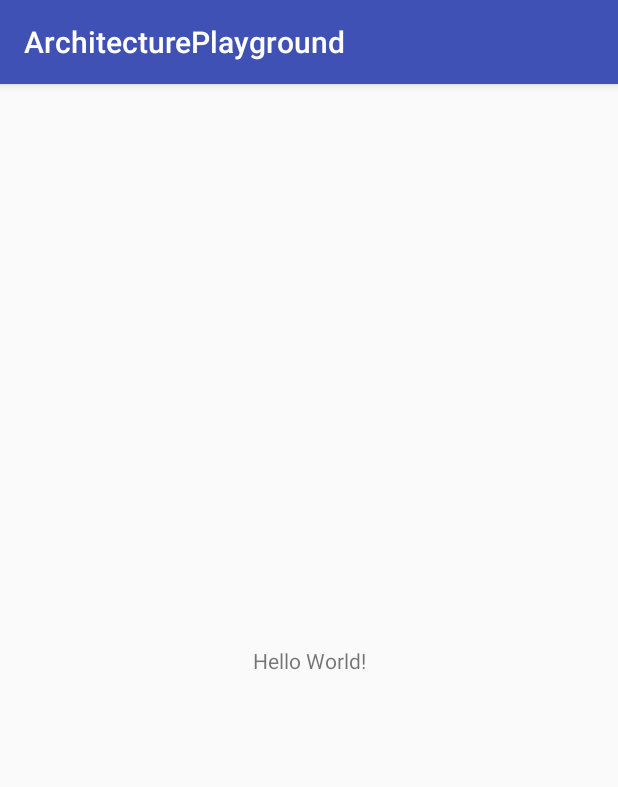
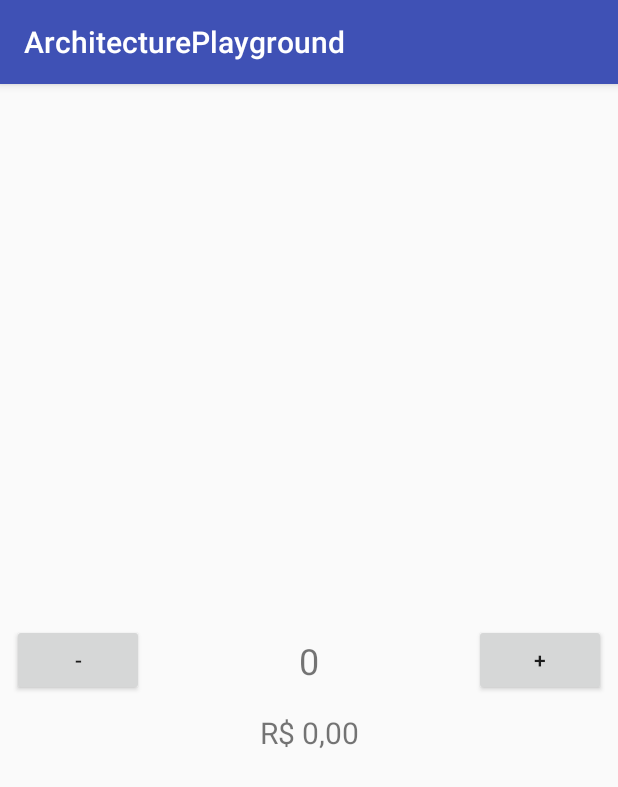
Before and after one commit to RodrigoAmaroEng/ArchPlayground, an Android app: the screen it shows after launch (MainActivity), on a phone screen of 412 x 824 dp. Shown: the top 787 px of the screen. Run offline under Robolectric (Android 15) with nearby library versions, the phone set to English and light mode, and no system bars; our stand-ins replace RxJava; libraries missing offline, so code that uses them is left out: com.jakewharton.rxbinding2, com.jakewharton.rxrelay2; 4 statements that could not run were skipped.

Commit message:
First usable stage

```diff
--- a/app/build.gradle
+++ b/app/build.gradle
@@ -1,7 +1,5 @@
 apply plugin: 'com.android.application'
-
 apply plugin: 'kotlin-android'
-
 apply plugin: 'kotlin-android-extensions'
 
 android {
@@ -27,7 +25,8 @@ dependencies {
     implementation"org.jetbrains.kotlin:kotlin-stdlib-jdk7:$kotlin_version"
     implementation 'com.android.support:appcompat-v7:27.1.1'
     implementation 'com.android.support.constraint:constraint-layout:1.1.3'
-    implementation 'com.jakewharton.rxrelay2:rxrelay:2.0.0'
+    implementation 'com.jakewharton.rxrelay2:rxrelay:2.1.0'
+    implementation 'com.jakewharton.rxbinding2:rxbinding-appcompat-v7:2.1.1'
     testImplementation 'junit:junit:4.12'
     androidTestImplementation 'com.android.support.test:runner:1.0.2'
     androidTestImplementation 'com.android.support.test.espresso:espresso-core:3.0.2'
--- a/app/src/main/java/br/eng/rodrigoamaro/architectureplayground/CoffeeCounterReducer.kt
+++ b/app/src/main/java/br/eng/rodrigoamaro/architectureplayground/CoffeeCounterReducer.kt
@@ -2,7 +2,7 @@ package br.eng.rodrigoamaro.architectureplayground
 
 import br.eng.rodrigoamaro.architectureplayground.base.*
 
-class CoffeeCounterReducer : Reducer {
+class CoffeeCounterReducer : Reducer<AppState> {
     override fun reduce(action: Action, state: AppState): AppState {
         val coffees = when (action) {
             AddCoffeeAction -> state.coffees + 1
--- a/app/src/main/java/br/eng/rodrigoamaro/architectureplayground/MainActivity.kt
+++ b/app/src/main/java/br/eng/rodrigoamaro/architectureplayground/MainActivity.kt
@@ -3,41 +3,127 @@ package br.eng.rodrigoamaro.architectureplayground
 import android.os.Bundle
 import android.support.v7.app.AppCompatActivity
 import android.view.View
-import br.eng.rodrigoamaro.architectureplayground.base.Action
-import br.eng.rodrigoamaro.architectureplayground.base.AppState
-import br.eng.rodrigoamaro.architectureplayground.base.Interactor
-import br.eng.rodrigoamaro.architectureplayground.base.Store
+import android.widget.Button
+import android.widget.TextView
+import br.eng.rodrigoamaro.architectureplayground.base.*
+import com.jakewharton.rxbinding2.view.RxView
+import com.jakewharton.rxrelay2.BehaviorRelay
+import io.reactivex.disposables.Disposable
+import io.reactivex.functions.Consumer
+import java.math.BigDecimal
+import java.math.RoundingMode
 
 class MainActivity : AppCompatActivity() {
 
-    private val store = SimpleStore(AppState("0,00", 1, 'C'))
-    private lateinit var interactor :Interactor
+    private val store = SimpleStore(
+            listOf(OperationHandler(), CashHandler(BigDecimal(2.50))),
+            AppState("0,00", 0, 'C')
+    )
 
-    init {
-        lifecycle.addObserver(interactor)
-    }
+    private lateinit var interactor: Interactor
 
     override fun onCreate(savedInstanceState: Bundle?) {
         super.onCreate(savedInstanceState)
         setContentView(R.layout.activity_main)
         interactor = SimpleInteractor(store, window.decorView)
+        interactor.turnOn()
+    }
+
+    override fun onDestroy() {
+        interactor.turnOff()
+        super.onDestroy()
     }
 }
 
-class SimpleInteractor(private val store: Store<AppState>, view: View) : Interactor {
 
 
+/**
+ *
+ */
+data class AppState(
+        val amount: String,
+        val coffees: Int,
+        val operation: Char
+) : State
+
+/**
+ *
+ */
+class SimpleInteractor(private val store: Store<AppState>, view: View) : Interactor, Consumer<AppState> {
+    private val coffeeCounter: TextView = view.findViewById(R.id.coffee_counter)
+    private val coffeeCost: TextView = view.findViewById(R.id.coffee_cost)
+    private val decreaseButton: Button = view.findViewById(R.id.button_decrease)
+    private val increaseButton: Button = view.findViewById(R.id.button_increase)
+
+
+    private lateinit var listener: Disposable
+
+    override fun accept(state: AppState) {
+        coffeeCounter.text = state.coffees.toString()
+        coffeeCost.text = state.amount
+    }
+
     override fun turnOn() {
-        println("MyLifecycle ON")
+        listener = store.listenAt(this)
+        RxView.clicks(decreaseButton)
+                .map { RemoveCoffeeAction }
+                .subscribe { store.dispatch(it) }
+        RxView.clicks(increaseButton)
+                .map { AddCoffeeAction }
+                .subscribe { store.dispatch(it) }
     }
 
     override fun turnOff() {
-        println("MyLifecycle OFF")
+        listener.dispose()
     }
 }
 
-class SimpleStore(override val currentState: AppState) : Store<AppState> {
+/**
+ *
+ */
+class SimpleStore(
+        override val reducerList: List<Reducer<AppState>>,
+        override val initialState: AppState
+) : Store<AppState> {
+    private val currentState: BehaviorRelay<AppState> = BehaviorRelay.create()
+init {
+    currentState.accept(initialState)
+}
+
+    override fun listenAt(observer: Consumer<AppState>): Disposable = currentState.subscribe(observer)
+
     override fun dispatch(action: Action) {
-        TODO("not implemented") //To change body of created functions use File | Settings | File Templates.
+        var state = currentState.value!!
+        reducerList.onEach {
+            state = it.reduce(action, state)
+        }
+        currentState.accept(state)
     }
 }
+
+
+/**
+ *
+ */
+class OperationHandler : Reducer<AppState> {
+    override fun reduce(action: Action, state: AppState): AppState {
+        val increment = when (action) {
+            AddCoffeeAction -> 1
+            RemoveCoffeeAction -> -1
+            else -> 0
+        }
+        return state.copy(coffees = state.coffees + increment)
+    }
+}
+
+/**
+ *
+ */
+class CashHandler(private val coffeePrice: BigDecimal) : Reducer<AppState> {
+    override fun reduce(action: Action, state: AppState): AppState {
+        val total = coffeePrice.multiply(state.coffees.toBigDecimal())
+                .setScale(2, RoundingMode.UP)
+        return state.copy(amount = total.toString())
+    }
+
+}
--- a/app/src/main/java/br/eng/rodrigoamaro/architectureplayground/base/Reducer.kt
+++ b/app/src/main/java/br/eng/rodrigoamaro/architectureplayground/base/Reducer.kt
@@ -1,8 +1,5 @@
 package br.eng.rodrigoamaro.architectureplayground.base
 
-import br.eng.rodrigoamaro.architectureplayground.base.Action
-import br.eng.rodrigoamaro.architectureplayground.base.AppState
-
-interface Reducer {
-    fun reduce(action: Action, state: AppState): AppState
+interface Reducer<S :State> {
+    fun reduce(action: Action, state: S): S
 }
--- /dev/null
+++ b/app/src/main/java/br/eng/rodrigoamaro/architectureplayground/base/State.kt
@@ -0,0 +1,3 @@
+package br.eng.rodrigoamaro.architectureplayground.base
+
+interface State
--- a/app/src/main/java/br/eng/rodrigoamaro/architectureplayground/base/Store.kt
+++ b/app/src/main/java/br/eng/rodrigoamaro/architectureplayground/base/Store.kt
@@ -1,6 +1,11 @@
 package br.eng.rodrigoamaro.architectureplayground.base
 
-interface Store<State : AppState> {
-    val currentState: AppState
+import io.reactivex.disposables.Disposable
+import io.reactivex.functions.Consumer
+
+interface Store<S : State> {
+    val reducerList :List<Reducer<S>>
+    val initialState: S
     fun dispatch(action: Action)
+    fun listenAt(observer: Consumer<S>): Disposable
 }
--- a/app/src/main/res/layout/activity_main.xml
+++ b/app/src/main/res/layout/activity_main.xml
@@ -6,13 +6,60 @@
                                              android:layout_height="match_parent"
                                              tools:context=".MainActivity">
 
-    <TextView
+    <Button
+        android:id="@+id/button_decrease"
         android:layout_width="wrap_content"
         android:layout_height="wrap_content"
-        android:text="Hello World!"
+        android:layout_marginBottom="8dp"
+        android:layout_marginLeft="8dp"
+        android:layout_marginStart="8dp"
+        android:layout_marginTop="8dp"
+        android:text="-"
         app:layout_constraintBottom_toBottomOf="parent"
-        app:layout_constraintLeft_toLeftOf="parent"
-        app:layout_constraintRight_toRightOf="parent"
+        app:layout_constraintStart_toStartOf="parent"
         app:layout_constraintTop_toTopOf="parent"/>
 
+    <TextView
+        android:id="@+id/coffee_counter"
+        android:layout_width="wrap_content"
+        android:layout_height="wrap_content"
+        android:layout_marginEnd="8dp"
+        android:layout_marginLeft="8dp"
+        android:layout_marginRight="8dp"
+        android:layout_marginStart="8dp"
+        android:textSize="24sp"
+        android:text="0"
+        app:layout_constraintBottom_toBottomOf="parent"
+        app:layout_constraintEnd_toStartOf="@+id/button_increase"
+        app:layout_constraintLeft_toLeftOf="parent"
+        app:layout_constraintStart_toEndOf="@+id/button_decrease"
+        app:layout_constraintTop_toTopOf="parent"/>
+
+    <Button
+        android:id="@+id/button_increase"
+        android:layout_width="wrap_content"
+        android:layout_height="wrap_content"
+        android:layout_marginBottom="8dp"
+        android:layout_marginEnd="8dp"
+        android:layout_marginRight="8dp"
+        android:layout_marginTop="8dp"
+        android:text="+"
+        app:layout_constraintBottom_toBottomOf="parent"
+        app:layout_constraintEnd_toEndOf="parent"
+        app:layout_constraintTop_toTopOf="parent"/>
+
+    <TextView
+        android:id="@+id/coffee_cost"
+        android:layout_width="wrap_content"
+        android:layout_height="wrap_content"
+        android:layout_marginEnd="8dp"
+        android:layout_marginLeft="8dp"
+        android:layout_marginRight="8dp"
+        android:layout_marginStart="8dp"
+        android:layout_marginTop="18dp"
+        android:textSize="20sp"
+        android:text="R$ 0,00"
+        app:layout_constraintEnd_toEndOf="parent"
+        app:layout_constraintStart_toStartOf="parent"
+        app:layout_constraintTop_toBottomOf="@+id/coffee_counter"/>
 </android.support.constraint.ConstraintLayout>
```
Also changed, not shown: app/src/main/java/br/eng/rodrigoamaro/architectureplayground/base/AppState.kt (deleted, +0 -7 lines).
